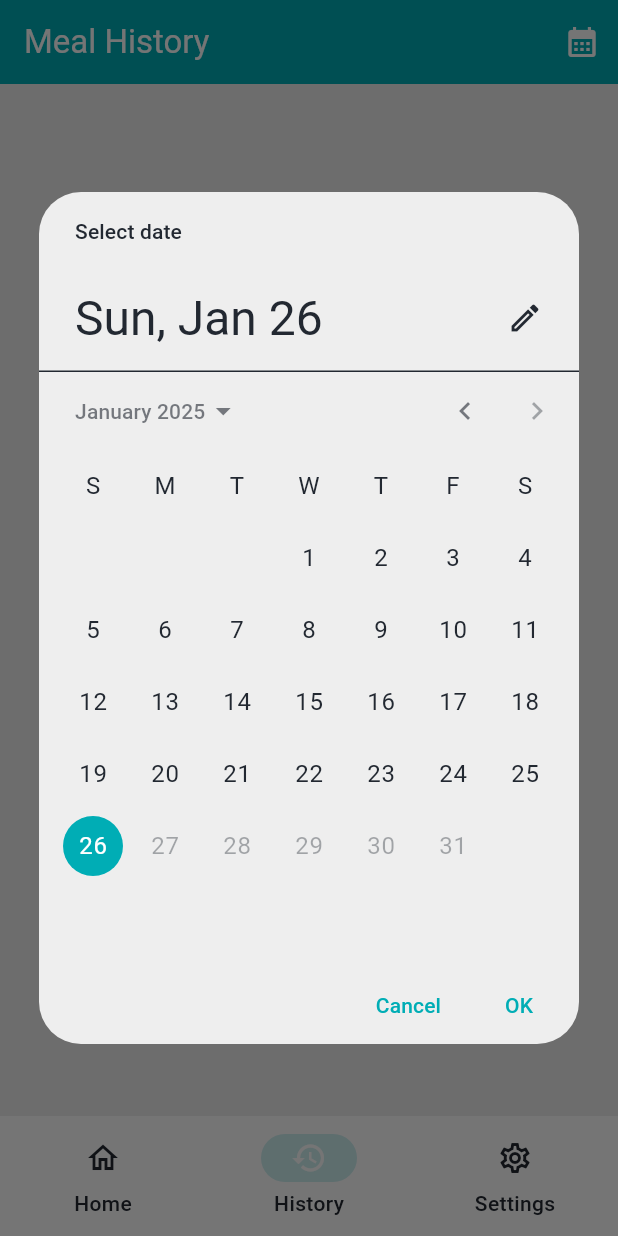
After one commit to OvidiuTo/HealthPal, a Flutter app: the screen it shows once a user with an empty profile is signed in, item 2 of the bottom bar chosen, after a tap on the "calendar month" icon, on a phone screen of 412 x 824 dp. The commit adds this screen. Run offline on Flutter 3.47's test engine with Material 3 defaults, Android fonts, the phone set to English and light mode, and no system bars; our stand-ins replace cloud_firestore, equatable, firebase_auth, firebase_core, flutter_bloc, shared_preferences and 1 more; accounts and stored records are empty.

Commit message:
added history page & filter

```diff
--- /dev/null
+++ b/lib/pages/history_page.dart
@@ -0,0 +1,389 @@
+import 'package:firebase_auth/firebase_auth.dart';
+import 'package:flutter/material.dart';
+import 'package:cloud_firestore/cloud_firestore.dart';
+import 'package:intl/intl.dart';
+import 'package:track_health/models/meal_log.dart';
+import 'package:track_health/theme/app_colors.dart';
+
+class HistoryPage extends StatefulWidget {
+  const HistoryPage({super.key});
+
+  @override
+  State<HistoryPage> createState() => _HistoryPageState();
+}
+
+class _HistoryPageState extends State<HistoryPage> {
+  final ScrollController _scrollController = ScrollController();
+  final _userId = FirebaseAuth.instance.currentUser!.uid;
+  bool _isLoading = false;
+  bool _hasMore = true;
+  DocumentSnapshot? _lastDocument;
+  final List<Map<String, dynamic>> _groupedMeals = [];
+  static const int _limit = 20;
+  DateTime? _selectedDate;
+  bool _isFiltered = false;
+
+  @override
+  void initState() {
+    super.initState();
+    _loadMeals();
+    _scrollController.addListener(_onScroll);
+  }
+
+  void _onScroll() {
+    if (_scrollController.position.pixels >=
+            _scrollController.position.maxScrollExtent * 0.8 &&
+        !_isLoading &&
+        _hasMore) {
+      _loadMeals();
+    }
+  }
+
+  Future<void> _loadMeals() async {
+    if (_isLoading || (!_hasMore && !_isFiltered)) return;
+
+    setState(() => _isLoading = true);
+
+    try {
+      Query query = FirebaseFirestore.instance
+          .collection('meal_logs')
+          .where('userId', isEqualTo: _userId);
+
+      if (_selectedDate != null) {
+        // Create start and end of day in local timezone
+        final startOfDay = DateTime(_selectedDate!.year, _selectedDate!.month,
+            _selectedDate!.day, 0, 0, 0);
+        final endOfDay = DateTime(_selectedDate!.year, _selectedDate!.month,
+            _selectedDate!.day, 23, 59, 59, 999);
+
+        print(
+            'Filtering meals between: ${startOfDay.toIso8601String()} and ${endOfDay.toIso8601String()}');
+
+        query = query
+            .where('timestamp',
+                isGreaterThanOrEqualTo: startOfDay.toIso8601String())
+            .where('timestamp',
+                isLessThan:
+                    endOfDay.add(const Duration(seconds: 1)).toIso8601String());
+      }
+
+      query = query.orderBy('timestamp', descending: true);
+
+      if (!_isFiltered) {
+        query = query.limit(_limit);
+        if (_lastDocument != null) {
+          query = query.startAfterDocument(_lastDocument!);
+        }
+      }
+
+      final QuerySnapshot snapshot = await query.get();
+      print('Found ${snapshot.docs.length} meals');
+
+      if (_isFiltered) {
+        _groupedMeals.clear();
+        _lastDocument = null;
+        _hasMore = true;
+        _isFiltered = false;
+      }
+
+      if (snapshot.docs.isEmpty) {
+        setState(() {
+          _hasMore = false;
+          _isLoading = false;
+        });
+        return;
+      }
+
+      _lastDocument = snapshot.docs.last;
+      _processMeals(snapshot.docs);
+
+      setState(() => _isLoading = false);
+    } catch (e) {
+      print('Error loading meals: $e');
+      if (mounted) {
+        setState(() {
+          _isLoading = false;
+          _hasMore = false;
+        });
+        ScaffoldMessenger.of(context).showSnackBar(
+          SnackBar(
+            content: Text('Error loading meals: $e'),
+            backgroundColor: Colors.red,
+            behavior: SnackBarBehavior.floating,
+          ),
+        );
+      }
+    }
+  }
+
+  void _processMeals(List<QueryDocumentSnapshot> docs) {
+    for (var doc in docs) {
+      final meal = MealLog.fromMap(doc.data() as Map<String, dynamic>, doc.id);
+      final date = DateFormat('yyyy-MM-dd').format(meal.timestamp);
+
+      final existingGroupIndex =
+          _groupedMeals.indexWhere((g) => g['date'] == date);
+
+      if (existingGroupIndex == -1) {
+        _groupedMeals.add({
+          'date': date,
+          'meals': <MealLog>[meal],
+          'totalCalories': meal.calories,
+        });
+      } else {
+        final group = _groupedMeals[existingGroupIndex];
+        final meals = group['meals'] as List<MealLog>;
+
+        // Check for duplicates
+        if (!meals.any((m) => m.id == meal.id)) {
+          meals.add(meal);
+          group['totalCalories'] =
+              (group['totalCalories'] as int) + meal.calories;
+        }
+      }
+    }
+
+    // Sort meals within each group by timestamp
+    for (var group in _groupedMeals) {
+      final meals = group['meals'] as List<MealLog>;
+      meals.sort((a, b) => b.timestamp.compareTo(a.timestamp));
+    }
+  }
+
+  Future<void> _refreshMeals() async {
+    _lastDocument = null;
+    _hasMore = true;
+    _groupedMeals.clear();
+    await _loadMeals();
+  }
+
+  Future<void> _selectDate(BuildContext context) async {
+    final DateTime? picked = await showDatePicker(
+      context: context,
+      initialDate: _selectedDate ?? DateTime.now(),
+      firstDate: DateTime(2020),
+      lastDate: DateTime.now(),
+    );
+
+    if (picked != null && picked != _selectedDate) {
+      setState(() {
+        _selectedDate = picked;
+        _isFiltered = true;
+      });
+      await _refreshMeals();
+    }
+  }
+
+  @override
+  Widget build(BuildContext context) {
+    final theme = Theme.of(context);
+
+    return RefreshIndicator(
+      onRefresh: _refreshMeals,
+      child: CustomScrollView(
+        controller: _scrollController,
+        slivers: [
+          SliverAppBar(
+            floating: true,
+            title: const Text('Meal History'),
+            actions: [
+              IconButton(
+                tooltip: 'Select Date',
+                icon: Icon(
+                  _selectedDate != null
+                      ? Icons.calendar_today
+                      : Icons.calendar_month,
+                  color:
+                      _selectedDate != null ? theme.colorScheme.primary : null,
+                ),
+                onPressed: () => _selectDate(context),
+              ),
+              if (_selectedDate != null)
+                IconButton(
+                  tooltip: 'Clear Filter',
+                  icon: const Icon(Icons.clear),
+                  onPressed: () {
+                    setState(() {
+                      _selectedDate = null;
+                      _isFiltered = true;
+                      _hasMore = true;
+                    });
+                    _refreshMeals();
+                  },
+                ),
+            ],
+          ),
+          if (_selectedDate != null)
+            SliverToBoxAdapter(
+              child: Container(
+                padding:
+                    const EdgeInsets.symmetric(vertical: 8, horizontal: 16),
+                color: Theme.of(context).colorScheme.primary.withOpacity(0.1),
+                child: Row(
+                  children: [
+                    Icon(
+                      Icons.filter_list,
+                      size: 20,
+                      color: Theme.of(context).colorScheme.primary,
+                    ),
+                    const SizedBox(width: 8),
+                    Text(
+                      'Showing meals for ${DateFormat('MMMM d, yyyy').format(_selectedDate!)}',
+                      style: TextStyle(
+                        color: Theme.of(context).colorScheme.primary,
+                        fontWeight: FontWeight.w500,
+                      ),
+                    ),
+                  ],
+                ),
+              ),
+            ),
+          if (_groupedMeals.isEmpty && !_isLoading)
+            const SliverFillRemaining(
+              child: Center(
+                child: Text('No meal history found'),
+              ),
+            )
+          else
+            SliverPadding(
+              padding: const EdgeInsets.all(16),
+              sliver: SliverList(
+                delegate: SliverChildBuilderDelegate(
+                  (context, index) {
+                    if (index >= _groupedMeals.length) {
+                      if (_isLoading) {
+                        return const Center(
+                          child: Padding(
+                            padding: EdgeInsets.all(16),
+                            child: CircularProgressIndicator(),
+                          ),
+                        );
+                      }
+                      return null;
+                    }
+
+                    return _buildDayGroup(_groupedMeals[index]);
+                  },
+                  childCount: _groupedMeals.length + (_isLoading ? 1 : 0),
+                ),
+              ),
+            ),
+        ],
+      ),
+    );
+  }
+
+  Widget _buildDayGroup(Map<String, dynamic> group) {
+    final date = DateTime.parse(group['date']);
+    final meals = group['meals'] as List<MealLog>;
+    final totalCalories = group['totalCalories'] as int;
+
+    return Column(
+      crossAxisAlignment: CrossAxisAlignment.start,
+      children: [
+        Padding(
+          padding: const EdgeInsets.symmetric(vertical: 8),
+          child: Row(
+            mainAxisAlignment: MainAxisAlignment.spaceBetween,
+            children: [
+              Text(
+                DateFormat('MMMM d, yyyy').format(date),
+                style: Theme.of(context).textTheme.titleLarge,
+              ),
+              Flexible(
+                child: Container(
+                  padding: const EdgeInsets.symmetric(
+                    horizontal: 12,
+                    vertical: 6,
+                  ),
+                  decoration: BoxDecoration(
+                    color:
+                        Theme.of(context).colorScheme.primary.withOpacity(0.1),
+                    borderRadius: BorderRadius.circular(20),
+                  ),
+                  child: Text(
+                    '$totalCalories kcal',
+                    style: TextStyle(
+                      color: Theme.of(context).colorScheme.primary,
+                      fontWeight: FontWeight.bold,
+                    ),
+                  ),
+                ),
+              )
+            ],
+          ),
+        ),
+        ...meals.map((meal) => _MealCard(meal: meal)),
+        const Divider(height: 32),
+      ],
+    );
+  }
+
+  @override
+  void dispose() {
+    _scrollController.dispose();
+    super.dispose();
+  }
+}
+
+class _MealCard extends StatelessWidget {
+  final MealLog meal;
+
+  const _MealCard({
+    required this.meal,
+  });
+
+  @override
+  Widget build(BuildContext context) {
+    return Card(
+      elevation: 2,
+      shape: RoundedRectangleBorder(borderRadius: BorderRadius.circular(12)),
+      margin: const EdgeInsets.only(bottom: 8),
+      child: ListTile(
+        contentPadding: const EdgeInsets.symmetric(horizontal: 16, vertical: 8),
+        leading: Container(
+          padding: const EdgeInsets.all(8),
+          decoration: BoxDecoration(
+            color: Theme.of(context).colorScheme.primary.withOpacity(0.1),
+            borderRadius: BorderRadius.circular(8),
+          ),
+          child: Icon(
+            Icons.restaurant,
+            color: Theme.of(context).colorScheme.primary,
+          ),
+        ),
+        title: Text(
+          meal.name,
+          style: const TextStyle(fontWeight: FontWeight.bold),
+        ),
+        subtitle: Column(
+          crossAxisAlignment: CrossAxisAlignment.start,
+          children: [
+            Text(
+              meal.type.displayName,
+              style: TextStyle(
+                color: Theme.of(context).colorScheme.primary,
+                fontWeight: FontWeight.w500,
+              ),
+            ),
+            Text(DateFormat('HH:mm').format(meal.timestamp)),
+          ],
+        ),
+        trailing: Container(
+          padding: const EdgeInsets.symmetric(horizontal: 12, vertical: 6),
+          decoration: BoxDecoration(
+            color: Theme.of(context).colorScheme.primary.withOpacity(0.1),
+            borderRadius: BorderRadius.circular(20),
+          ),
+          child: Text(
+            '${meal.calories} kcal',
+            style: TextStyle(
+              color: Theme.of(context).colorScheme.primary,
+              fontWeight: FontWeight.bold,
+            ),
+          ),
+        ),
+      ),
+    );
+  }
+}
--- a/lib/pages/home_page.dart
+++ b/lib/pages/home_page.dart
@@ -8,6 +8,7 @@ import 'package:intl/intl.dart';
 import 'package:track_health/theme/app_colors.dart';
 import 'package:track_health/models/meal_type.dart';
 import 'package:speech_to_text/speech_to_text.dart' as stt;
+import 'package:track_health/pages/history_page.dart';
 
 class HomePage extends StatefulWidget {
   const HomePage({super.key});
@@ -24,6 +25,7 @@ class _HomePageState extends State<HomePage> {
   bool _isListening = false;
   bool _speechEnabled = false;
   String _currentField = '';
+  int _currentIndex = 0;
 
   @override
   void initState() {
@@ -535,13 +537,13 @@ class _HomePageState extends State<HomePage> {
                             crossAxisAlignment: CrossAxisAlignment.start,
                             children: [
                               const Text('Health Tracker'),
-                              Text(
-                                state.user.email ?? '',
-                                style: Theme.of(context)
-                                    .textTheme
-                                    .bodySmall
-                                    ?.copyWith(color: Colors.white70),
-                              ),
+                              // Text(
+                              //   state.user.email ?? '',
+                              //   style: Theme.of(context)
+                              //       .textTheme
+                              //       .bodySmall
+                              //       ?.copyWith(color: Colors.white70),
+                              // ),
                             ],
                           ),
                         ),
@@ -616,10 +618,12 @@ class _HomePageState extends State<HomePage> {
               },
             ),
           ),
-          floatingActionButton: FloatingActionButton(
-            onPressed: () => _showAddMealDialog(context, state.user.uid),
-            child: const Icon(Icons.add),
-          ),
+          floatingActionButton: _currentIndex == 0
+              ? FloatingActionButton(
+                  onPressed: () => _showAddMealDialog(context, state.user.uid),
+                  child: const Icon(Icons.add),
+                )
+              : null,
         );
       },
     );
@@ -786,7 +790,7 @@ class _MealCard extends StatelessWidget {
               borderRadius: BorderRadius.circular(20),
             ),
             child: Text(
-              '${meal.calories} cal',
+              '${meal.calories} kcal',
               style: TextStyle(
                 color: Theme.of(context).colorScheme.primary,
                 fontWeight: FontWeight.bold,
--- a/lib/pages/main_page.dart
+++ b/lib/pages/main_page.dart
@@ -1,4 +1,6 @@
+import 'package:firebase_auth/firebase_auth.dart';
 import 'package:flutter/material.dart';
+import 'package:track_health/pages/history_page.dart';
 import 'package:track_health/pages/home_page.dart';
 import 'package:track_health/pages/settings_page.dart';
 
@@ -10,12 +12,20 @@ class MainPage extends StatefulWidget {
 }
 
 class _MainPageState extends State<MainPage> {
+  final String userId = FirebaseAuth.instance.currentUser!.uid;
   int _currentIndex = 0;
 
-  final _pages = const [
-    HomePage(),
-    SettingsPage(),
-  ];
+  late final List<Widget> _pages;
+
+  @override
+  void initState() {
+    super.initState();
+    _pages = [
+      const HomePage(),
+      const HistoryPage(),
+      const SettingsPage(),
+    ];
+  }
 
   @override
   Widget build(BuildContext context) {
@@ -35,6 +45,11 @@ class _MainPageState extends State<MainPage> {
             label: 'Home',
           ),
           NavigationDestination(
+            icon: Icon(Icons.history_outlined),
+            selectedIcon: Icon(Icons.history),
+            label: 'History',
+          ),
+          NavigationDestination(
             icon: Icon(Icons.settings_outlined),
             selectedIcon: Icon(Icons.settings),
             label: 'Settings',
```
